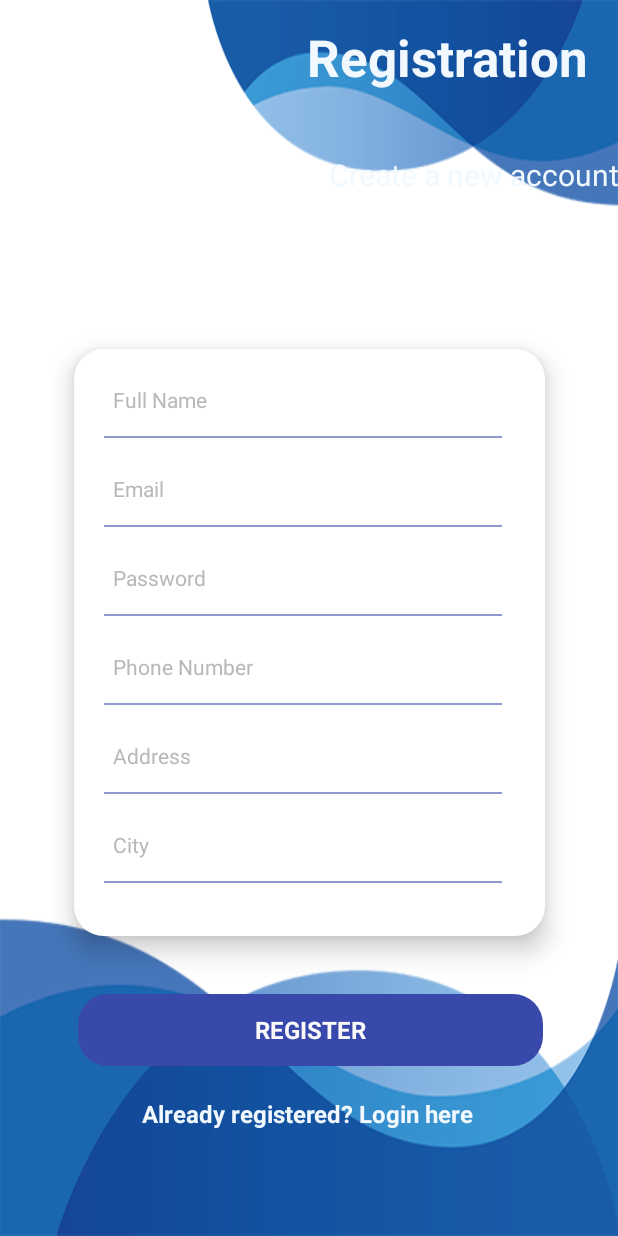
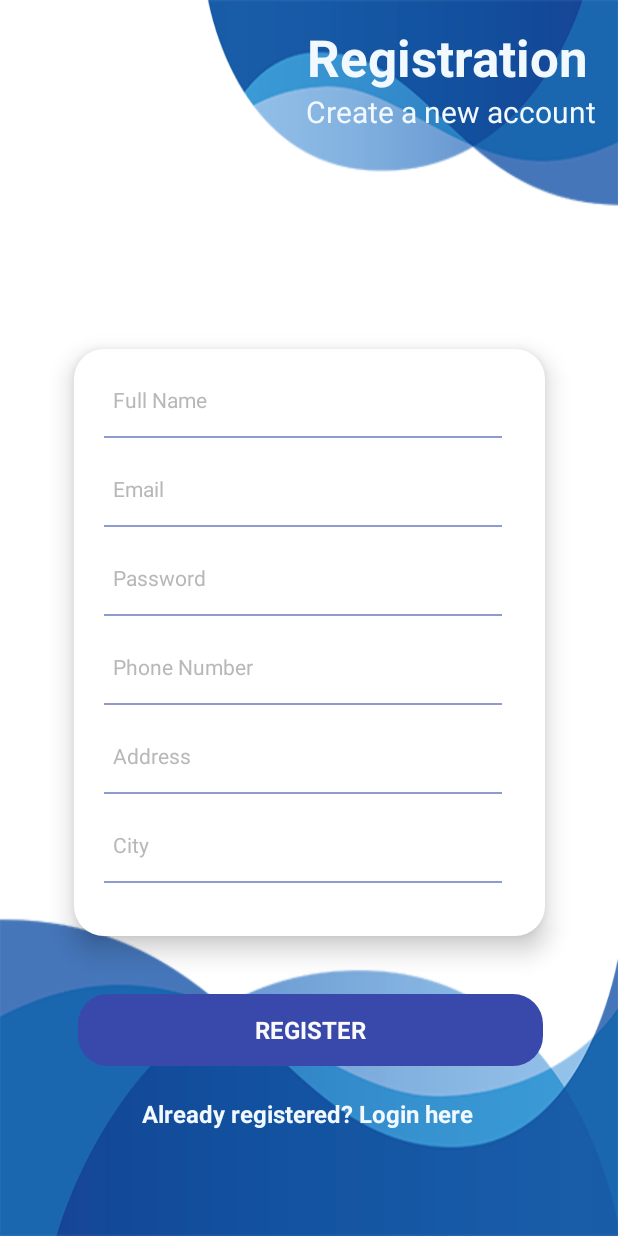
Before and after one commit to abhijith21059/MobileComputingProject, an Android app: the layout fragment_registration.xml on its own in the app's theme, with its tools: preview values and no code run, on a phone screen of 412 x 824 dp. Run offline under Robolectric (Android 15) with nearby library versions, the phone set to English and light mode, and no system bars; Roboto replaces fonts that are not available here.

Commit message:
Commit by Aman

```diff
--- a/app/build.gradle
+++ b/app/build.gradle
@@ -35,6 +35,7 @@ dependencies {
     implementation 'androidx.constraintlayout:constraintlayout:2.1.3'
     implementation 'androidx.legacy:legacy-support-v4:1.0.0'
     implementation 'com.google.firebase:firebase-auth:21.0.1'
+    implementation 'com.google.firebase:firebase-database:20.0.4'
     testImplementation 'junit:junit:4.13.2'
     androidTestImplementation 'androidx.test.ext:junit:1.1.3'
     androidTestImplementation 'androidx.test.espresso:espresso-core:3.4.0'
--- a/app/src/main/res/layout/fragment_registration.xml
+++ b/app/src/main/res/layout/fragment_registration.xml
@@ -36,7 +36,6 @@
             android:inputType="textPersonName"
             android:minHeight="48dp"
             android:padding="10sp"
-            android:textColor="#F1EAEA"
             android:textColorHint="#B8B8B8"
             android:textSize="14sp"
             app:layout_constraintBottom_toBottomOf="parent"
@@ -255,22 +254,18 @@
             android:textSize="34sp"
             android:textStyle="bold" />
 
-    </LinearLayout>
-
         <TextView
             android:id="@+id/textView2"
             android:layout_width="match_parent"
             android:layout_height="wrap_content"
             android:fontFamily="@font/amaranth"
+            android:paddingRight="15sp"
             android:text="@string/create_a_new_account"
             android:textAlignment="viewEnd"
             android:textColor="#F1F9FF"
-        android:textSize="20sp"
-        app:layout_constraintBottom_toTopOf="@+id/linearLayout2"
-        app:layout_constraintEnd_toEndOf="parent"
-        app:layout_constraintHorizontal_bias="0.497"
-        app:layout_constraintStart_toStartOf="parent"
-        app:layout_constraintTop_toTopOf="@+id/linearLayout" />
+            android:textSize="20sp" />
+
+    </LinearLayout>
 
     <androidx.appcompat.widget.AppCompatButton
         android:id="@+id/registerButton"
--- a/app/src/main/res/values/themes.xml
+++ b/app/src/main/res/values/themes.xml
@@ -1,9 +1,9 @@
 <resources xmlns:tools="http://schemas.android.com/tools">
     <!-- Base application theme. -->
-    <style name="Theme.MC_Project" parent="Theme.MaterialComponents.DayNight.DarkActionBar">
+    <style name="Theme.MC_Project" parent="Theme.MaterialComponents.DayNight.NoActionBar">
         <!-- Primary brand color. -->
-        <item name="colorPrimary">@color/purple_500</item>
-        <item name="colorPrimaryVariant">@color/purple_700</item>
+        <item name="colorPrimary">#3949AB</item>
+        <item name="colorPrimaryVariant">#3949AB</item>
         <item name="colorOnPrimary">@color/white</item>
         <!-- Secondary brand color. -->
         <item name="colorSecondary">@color/teal_200</item>
```
Also changed, not shown: app/src/main/java/com/example/mc_project/Patients.java (added, +24 -0 lines), app/src/main/java/com/example/mc_project/RegistrationFragment.java (+10 -0 lines). Lines whose indentation alone changed are shown as unchanged.
